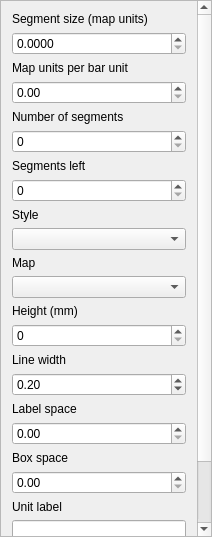
This is qgis/src/ui/qgscomposerscalebarwidgetbase.ui in sourcepole/qgis as Qt 5 draws it before an edit. The edited form follows.
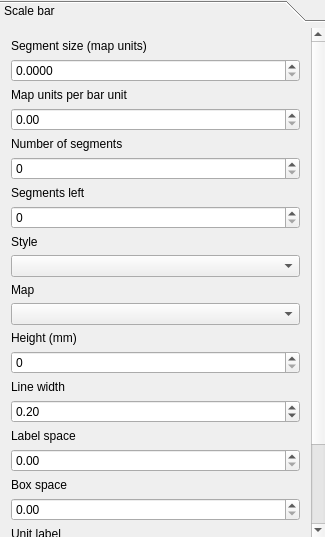
This is the edited form.

```diff
--- a/qgis/src/ui/qgscomposerscalebarwidgetbase.ui
+++ b/qgis/src/ui/qgscomposerscalebarwidgetbase.ui
@@ -6,7 +6,7 @@
    <rect>
     <x>0</x>
     <y>0</y>
-    <width>212</width>
+    <width>325</width>
     <height>537</height>
    </rect>
   </property>
@@ -19,25 +19,28 @@
   <property name="windowTitle">
    <string>Barscale Options</string>
   </property>
-  <layout class="QGridLayout" name="gridLayout_2">
+  <layout class="QGridLayout" name="gridLayout">
    <property name="margin">
     <number>0</number>
    </property>
    <item row="0" column="0">
-    <widget class="QScrollArea" name="scrollArea">
-     <property name="widgetResizable">
-      <bool>true</bool>
+    <widget class="QToolBox" name="toolBox">
+     <property name="currentIndex">
+      <number>0</number>
      </property>
-     <widget class="QWidget" name="scrollAreaWidgetContents">
+     <widget class="QWidget" name="page">
       <property name="geometry">
        <rect>
         <x>0</x>
-        <y>-179</y>
-        <width>189</width>
+        <y>0</y>
+        <width>307</width>
         <height>714</height>
        </rect>
       </property>
-      <layout class="QGridLayout" name="gridLayout">
+      <attribute name="label">
+       <string>Scale bar</string>
+      </attribute>
+      <layout class="QGridLayout" name="gridLayout_2">
        <item row="0" column="0">
         <widget class="QLabel" name="mSegmentSizeLabel">
          <property name="text">
```
Left out of the diff: 16 changed lines with no effect on the pictures.
